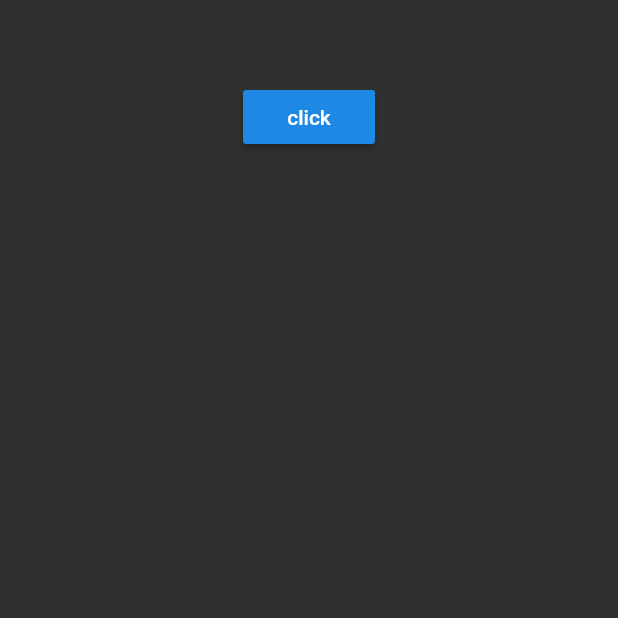
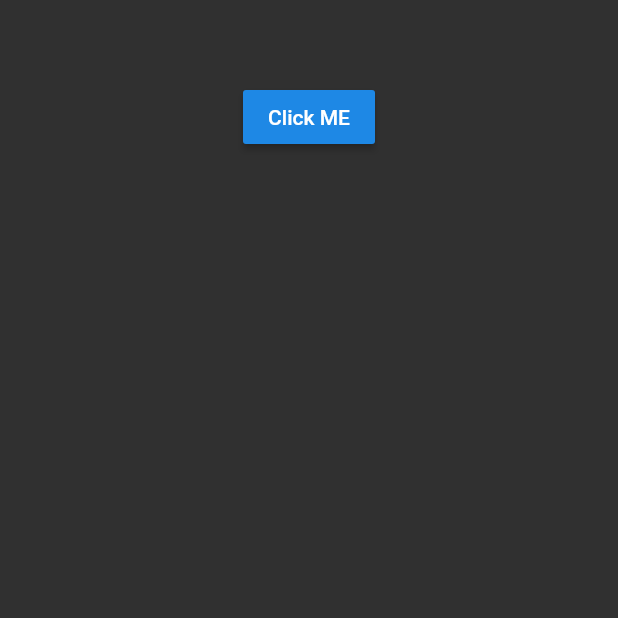
Before and after one commit to harshyadav21/snackbar_ui, a Flutter app: the screen it shows after launch, on a phone screen of 412 x 824 dp, the part 543-1161 px from its top. Run offline on Flutter 3.47's test engine with Material 2 defaults, Android fonts, the phone set to English and light mode, and no system bars.

Commit message:
Better words used

```diff
--- a/lib/main.dart
+++ b/lib/main.dart
@@ -33,7 +33,7 @@ class MyAppBody extends StatelessWidget {
         // ignore: deprecated_member_use
         child: RaisedButton(onPressed: () { print('hii');
         },
-         child: Text('click'),),
+         child: Text('Click ME'),),
 
       ),
     );
```
